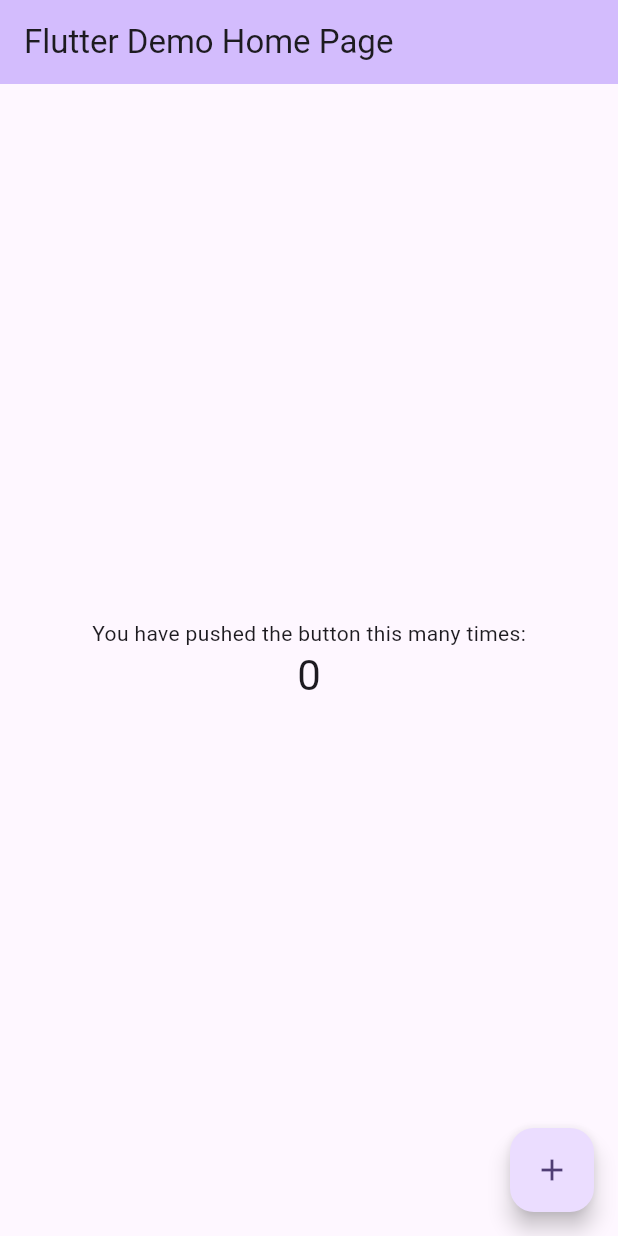
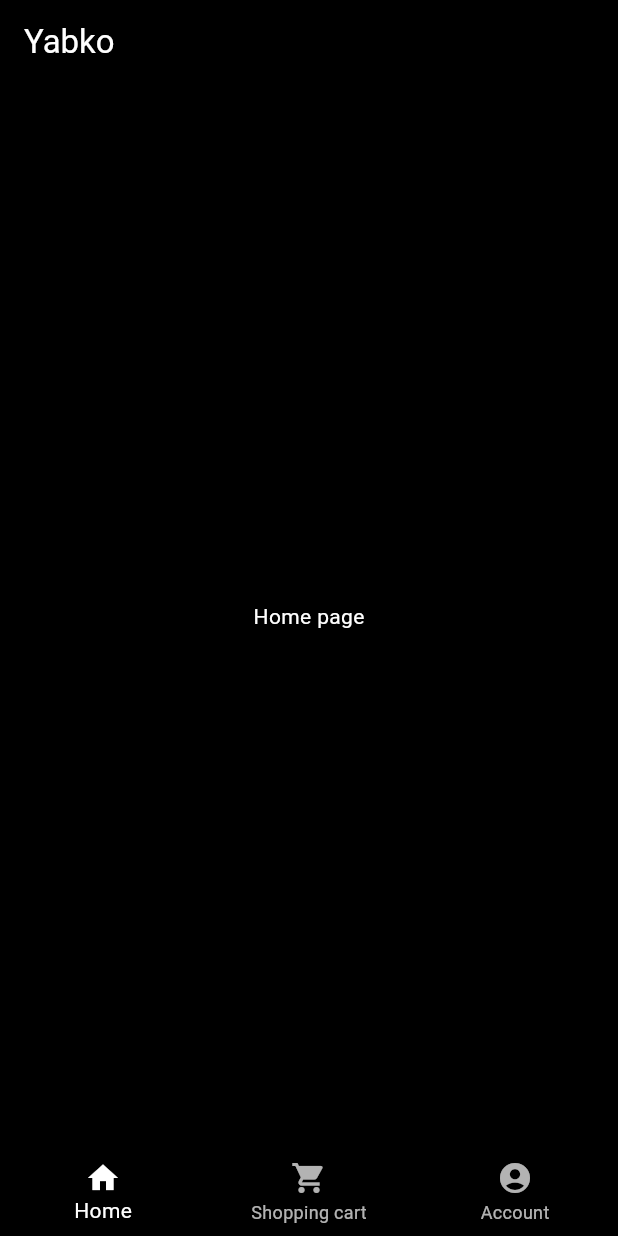
Before and after one commit to Sadrimia/shop-pet-project, a Flutter app: the screen it shows after launch, on a phone screen of 412 x 824 dp. Run offline on Flutter 3.47's test engine with Material 3 defaults, Android fonts, the phone set to English and light mode, and no system bars.

```diff
--- a/lib/main.dart
+++ b/lib/main.dart
@@ -7,119 +7,76 @@ void main() {
 class MyApp extends StatelessWidget {
   const MyApp({super.key});
 
-  // This widget is the root of your application.
   @override
   Widget build(BuildContext context) {
     return MaterialApp(
-      title: 'Flutter Demo',
+      title: 'Yabko demo',
       theme: ThemeData(
-        // This is the theme of your application.
-        //
-        // TRY THIS: Try running your application with "flutter run". You'll see
-        // the application has a purple toolbar. Then, without quitting the app,
-        // try changing the seedColor in the colorScheme below to Colors.green
-        // and then invoke "hot reload" (save your changes or press the "hot
-        // reload" button in a Flutter-supported IDE, or press "r" if you used
-        // the command line to start the app).
-        //
-        // Notice that the counter didn't reset back to zero; the application
-        // state is not lost during the reload. To reset the state, use hot
-        // restart instead.
-        //
-        // This works for code too, not just values: Most code changes can be
-        // tested with just a hot reload.
-        colorScheme: ColorScheme.fromSeed(seedColor: Colors.deepPurple),
+        colorScheme: const ColorScheme.dark(
+          primary: Colors.white,
+          onPrimary: Colors.black,
+          secondary: Colors.grey,
+          onSecondary: Colors.white,
+          surface: Colors.black,
+          onSurface: Colors.white,
+          onError: Colors.white,
+        ),
         useMaterial3: true,
       ),
-      home: const MyHomePage(title: 'Flutter Demo Home Page'),
+      home: const MyHomePage(),
     );
   }
 }
 
 class MyHomePage extends StatefulWidget {
-  const MyHomePage({super.key, required this.title});
-
-  // This widget is the home page of your application. It is stateful, meaning
-  // that it has a State object (defined below) that contains fields that affect
-  // how it looks.
-
-  // This class is the configuration for the state. It holds the values (in this
-  // case the title) provided by the parent (in this case the App widget) and
-  // used by the build method of the State. Fields in a Widget subclass are
-  // always marked "final".
-
-  final String title;
+  const MyHomePage({super.key});
 
   @override
   State<MyHomePage> createState() => _MyHomePageState();
 }
 
 class _MyHomePageState extends State<MyHomePage> {
-  int _counter = 0;
+  int _selectedIndex = 0;
 
-  void _incrementCounter() {
+  static const List<Widget> _pages = <Widget>[
+    Center(child: Text('Home page')),
+    Center(child: Text('Shopping cart page')),
+    Center(child: Text('Account info')),
+  ];
+
+  void _onItemTapped(int index) {
     setState(() {
-      // This call to setState tells the Flutter framework that something has
-      // changed in this State, which causes it to rerun the build method below
-      // so that the display can reflect the updated values. If we changed
-      // _counter without calling setState(), then the build method would not be
-      // called again, and so nothing would appear to happen.
-      _counter++;
+      _selectedIndex = index;
     });
   }
 
   @override
   Widget build(BuildContext context) {
-    // This method is rerun every time setState is called, for instance as done
-    // by the _incrementCounter method above.
-    //
-    // The Flutter framework has been optimized to make rerunning build methods
-    // fast, so that you can just rebuild anything that needs updating rather
-    // than having to individually change instances of widgets.
     return Scaffold(
       appBar: AppBar(
-        // TRY THIS: Try changing the color here to a specific color (to
-        // Colors.amber, perhaps?) and trigger a hot reload to see the AppBar
-        // change color while the other colors stay the same.
         backgroundColor: Theme.of(context).colorScheme.inversePrimary,
-        // Here we take the value from the MyHomePage object that was created by
-        // the App.build method, and use it to set our appbar title.
-        title: Text(widget.title),
+        title: const Text('Yabko'),
       ),
-      body: Center(
-        // Center is a layout widget. It takes a single child and positions it
-        // in the middle of the parent.
-        child: Column(
-          // Column is also a layout widget. It takes a list of children and
-          // arranges them vertically. By default, it sizes itself to fit its
-          // children horizontally, and tries to be as tall as its parent.
-          //
-          // Column has various properties to control how it sizes itself and
-          // how it positions its children. Here we use mainAxisAlignment to
-          // center the children vertically; the main axis here is the vertical
-          // axis because Columns are vertical (the cross axis would be
-          // horizontal).
-          //
-          // TRY THIS: Invoke "debug painting" (choose the "Toggle Debug Paint"
-          // action in the IDE, or press "p" in the console), to see the
-          // wireframe for each widget.
-          mainAxisAlignment: MainAxisAlignment.center,
-          children: <Widget>[
-            const Text(
-              'You have pushed the button this many times:',
-            ),
-            Text(
-              '$_counter',
-              style: Theme.of(context).textTheme.headlineMedium,
-            ),
-          ],
-        ),
+      body: _pages[_selectedIndex],
+      bottomNavigationBar: BottomNavigationBar(
+        items: const <BottomNavigationBarItem>[
+          BottomNavigationBarItem(
+            icon: Icon(Icons.home),
+            label: 'Home',
+          ),
+          BottomNavigationBarItem(
+            icon: Icon(Icons.shopping_cart),
+            label: 'Shopping cart',
+          ),
+          BottomNavigationBarItem(
+            icon: Icon(Icons.account_circle),
+            label: 'Account',
+          ),
+        ],
+        currentIndex: _selectedIndex,
+        selectedItemColor: Colors.white,
+        onTap: _onItemTapped,
       ),
-      floatingActionButton: FloatingActionButton(
-        onPressed: _incrementCounter,
-        tooltip: 'Increment',
-        child: const Icon(Icons.add),
-      ), // This trailing comma makes auto-formatting nicer for build methods.
     );
   }
 }
```
